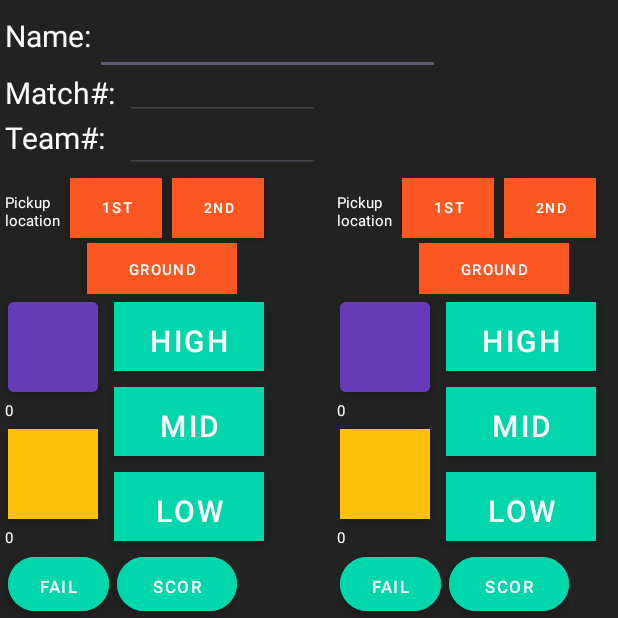
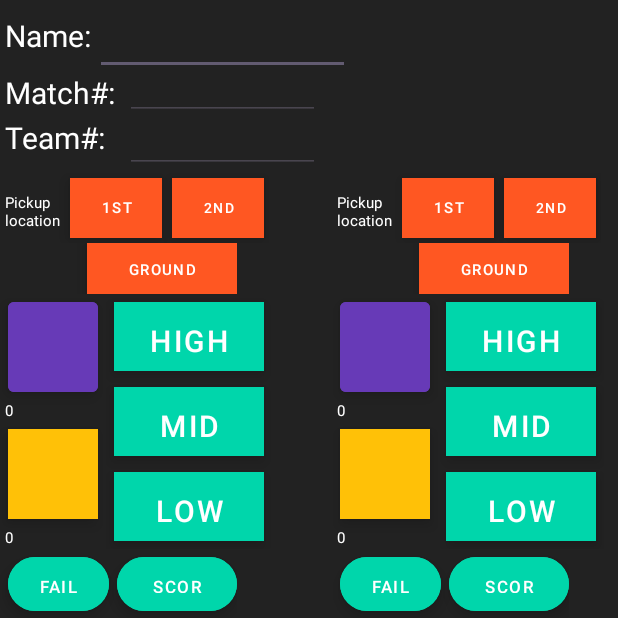
Before and after one commit to Amogh2009/scouting-app, an Android app: the screen it shows after launch (MainActivity), on a phone screen of 412 x 824 dp, the top half of it. Run offline under Robolectric (Android 15) with nearby library versions, the phone set to English and light mode, and no system bars.

Commit message:
Update activity_main.xml

```diff
--- a/app/src/main/res/layout/activity_main.xml
+++ b/app/src/main/res/layout/activity_main.xml
@@ -25,7 +25,7 @@
             android:textColor="@color/white"
             android:textSize="20sp" />
         <EditText
-            android:layout_width="230dp"
+            android:layout_width="170dp"
             android:layout_height="50dp"
             android:inputType="text" />
 
```
